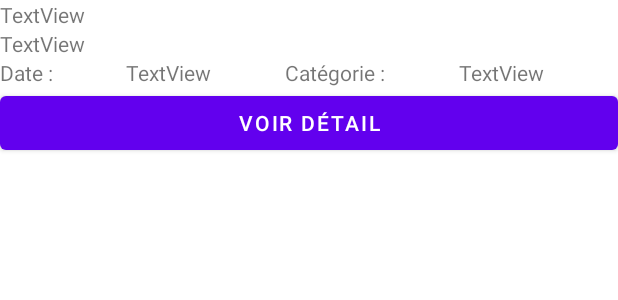
After one commit to PierreGalataud/CollectMe, an Android app: the layout ligne_article.xml on its own in the app's theme, with its tools: preview values and no code run, on a phone screen of 412 x 824 dp. The commit adds this screen. Shown: the top 300 px of the screen. Run offline under Robolectric (Android 15) with nearby library versions, the phone set to English and light mode, and no system bars.

Commit message:
Mise à jour de Article (add Categoy) et début de la page détail

```diff
--- a/app/src/main/AndroidManifest.xml
+++ b/app/src/main/AndroidManifest.xml
@@ -11,6 +11,9 @@
         android:supportsRtl="true"
         android:theme="@style/Theme.CollectMe"
         tools:targetApi="31">
+        <activity
+            android:name=".DetailArticleActivity"
+            android:exported="false" />
         <activity
             android:name=".ArticleActivity"
             android:exported="false" />
@@ -29,7 +32,7 @@
         </activity>
         <activity
             android:name=".MainActivity"
-            android:exported="true"></activity>
+            android:exported="true" />
     </application>
 
 </manifest>
--- /dev/null
+++ b/app/src/main/res/layout/ligne_article.xml
@@ -0,0 +1,80 @@
+<?xml version="1.0" encoding="utf-8"?>
+<androidx.constraintlayout.widget.ConstraintLayout xmlns:android="http://schemas.android.com/apk/res/android"
+    xmlns:app="http://schemas.android.com/apk/res-auto"
+    xmlns:tools="http://schemas.android.com/tools"
+    android:layout_width="match_parent"
+    android:layout_height="wrap_content">
+
+    <LinearLayout
+        android:layout_width="match_parent"
+        android:layout_height="wrap_content"
+        android:orientation="vertical"
+        app:layout_constraintEnd_toEndOf="parent"
+        app:layout_constraintHorizontal_bias="0.49"
+        app:layout_constraintStart_toStartOf="parent"
+        app:layout_constraintTop_toTopOf="parent">
+
+        <TextView
+            android:id="@+id/tv_nomArticle"
+            android:layout_width="match_parent"
+            android:layout_height="wrap_content"
+            android:text="TextView" />
+
+        <TextView
+            android:id="@+id/tv_descriptionArticle"
+            android:layout_width="match_parent"
+            android:layout_height="wrap_content"
+            android:text="TextView" />
+
+        <LinearLayout
+            android:layout_width="match_parent"
+            android:layout_height="match_parent"
+            android:orientation="horizontal">
+
+            <TextView
+                android:id="@+id/lb_dateArticle"
+                android:layout_width="wrap_content"
+                android:layout_height="wrap_content"
+                android:layout_weight="1"
+                android:text="@string/lb_date_article" />
+
+            <TextView
+                android:id="@+id/tv_dateArticle"
+                android:layout_width="wrap_content"
+                android:layout_height="wrap_content"
+                android:layout_weight="1"
+                android:text="TextView" />
+
+            <TextView
+                android:id="@+id/lb_categorieArticle"
+                android:layout_width="wrap_content"
+                android:layout_height="wrap_content"
+                android:layout_weight="1"
+                android:text="@string/lb_categorie_article" />
+
+            <TextView
+                android:id="@+id/tv_categorieArticle"
+                android:layout_width="wrap_content"
+                android:layout_height="wrap_content"
+                android:layout_weight="1"
+                android:text="TextView" />
+
+        </LinearLayout>
+
+        <LinearLayout
+            android:layout_width="match_parent"
+            android:layout_height="match_parent"
+            android:orientation="horizontal">
+
+            <Button
+                android:id="@+id/bt_article_detail"
+                android:layout_width="match_parent"
+                android:layout_height="wrap_content"
+                android:layout_weight="1"
+                android:text="@string/btn_detail_goto"
+                android:textSize="14sp" />
+        </LinearLayout>
+
+    </LinearLayout>
+
+</androidx.constraintlayout.widget.ConstraintLayout>
--- a/app/src/main/res/values/strings.xml
+++ b/app/src/main/res/values/strings.xml
@@ -11,4 +11,7 @@
     <string name="connexion_echec">Echec de connexion :(</string>
     <string name="btn_goBack">"Retour "</string>
     <string name="no_article_text">Pas d\'article</string>
+    <string name="lb_date_article">Date :</string>
+    <string name="lb_categorie_article">Catégorie :</string>
+    <string name="btn_detail_goto">Voir détail</string>
 </resources>
```
Also changed, not shown: app/src/main/java/com/example/collectme/Adapter/ArticleAdapter.java (added, +88 -0 lines), app/src/main/java/com/example/collectme/ArticleActivity.java (+54 -11 lines), app/src/main/java/com/example/collectme/DAO/ArticleDAO.java (+10 -3 lines), app/src/main/java/com/example/collectme/DAO/CategoryDAO.java (added, +49 -0 lines), app/src/main/java/com/example/collectme/DetailArticleActivity.java (added, +35 -0 lines), app/src/main/java/com/example/collectme/Entity/Article.java (+45 -1 lines), app/src/main/java/com/example/collectme/Entity/Category.java (+22 -0 lines), app/src/main/res/layout/activity_article.xml (+7 -0 lines), app/src/main/res/layout/activity_detail_article.xml (added, +40 -0 lines), 2 other files.
